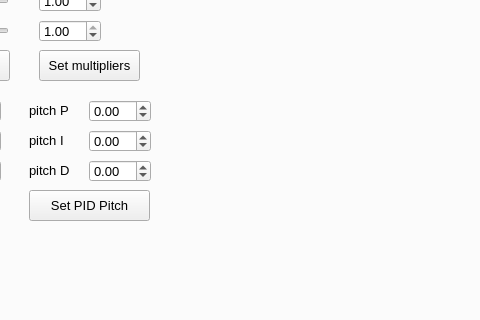
The window that mainwindow.ui (robocenter-rov/remote-control) describes before a commit, drawn with Qt 5; both pictures show x 384 to 864 and y 198 to 518 of the 960 by 646 pixel window.
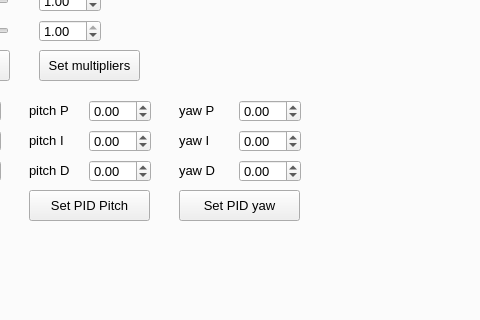
The same window after the commit.

Commit message: Set PID yaw

What changed in the file:
```diff
--- a/mainwindow.ui
+++ b/mainwindow.ui
@@ -1522,6 +1522,106 @@
          <string>pitch P</string>
         </property>
        </widget>
+       <widget class="QDoubleSpinBox" name="yawISpinBox">
+        <property name="geometry">
+         <rect>
+          <x>610</x>
+          <y>270</y>
+          <width>62</width>
+          <height>22</height>
+         </rect>
+        </property>
+        <property name="minimum">
+         <double>-100.000000000000000</double>
+        </property>
+        <property name="maximum">
+         <double>100.000000000000000</double>
+        </property>
+       </widget>
+       <widget class="QLabel" name="yawILabel">
+        <property name="geometry">
+         <rect>
+          <x>550</x>
+          <y>270</y>
+          <width>51</width>
+          <height>21</height>
+         </rect>
+        </property>
+        <property name="text">
+         <string>yaw I</string>
+        </property>
+       </widget>
+       <widget class="QLabel" name="yawDLabel">
+        <property name="geometry">
+         <rect>
+          <x>550</x>
+          <y>300</y>
+          <width>51</width>
+          <height>21</height>
+         </rect>
+        </property>
+        <property name="text">
+         <string>yaw D</string>
+        </property>
+       </widget>
+       <widget class="QDoubleSpinBox" name="yawDSpinBox">
+        <property name="geometry">
+         <rect>
+          <x>610</x>
+          <y>300</y>
+          <width>62</width>
+          <height>22</height>
+         </rect>
+        </property>
+        <property name="minimum">
+         <double>-100.000000000000000</double>
+        </property>
+        <property name="maximum">
+         <double>100.000000000000000</double>
+        </property>
+       </widget>
+       <widget class="QDoubleSpinBox" name="yawPSpinBox">
+        <property name="geometry">
+         <rect>
+          <x>610</x>
+          <y>240</y>
+          <width>62</width>
+          <height>22</height>
+         </rect>
+        </property>
+        <property name="minimum">
+         <double>-100.000000000000000</double>
+        </property>
+        <property name="maximum">
+         <double>100.000000000000000</double>
+        </property>
+       </widget>
+       <widget class="QPushButton" name="yawPIDButtton">
+        <property name="geometry">
+         <rect>
+          <x>550</x>
+          <y>330</y>
+          <width>121</width>
+          <height>31</height>
+         </rect>
+        </property>
+        <property name="text">
+         <string>Set PID yaw</string>
+        </property>
+       </widget>
+       <widget class="QLabel" name="yawPLabel">
+        <property name="geometry">
+         <rect>
+          <x>550</x>
+          <y>240</y>
+          <width>51</width>
+          <height>21</height>
+         </rect>
+        </property>
+        <property name="text">
+         <string>yaw P</string>
+        </property>
+       </widget>
       </widget>
      </widget>
     </item>
```
The commit also changes 2 other files.
